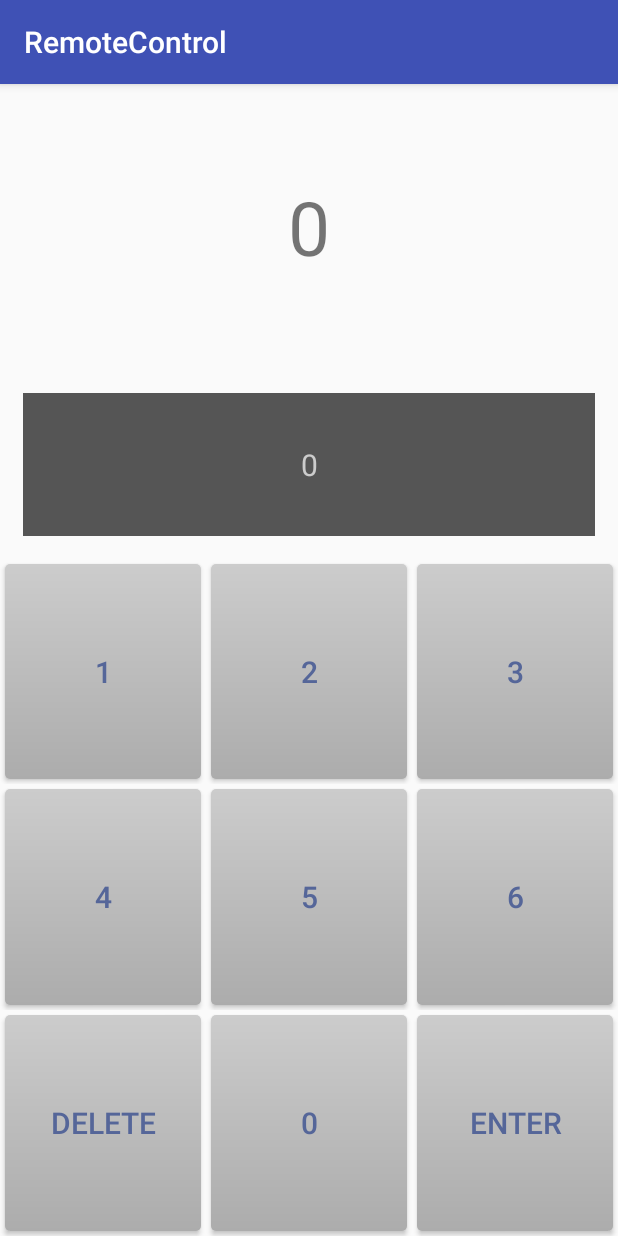
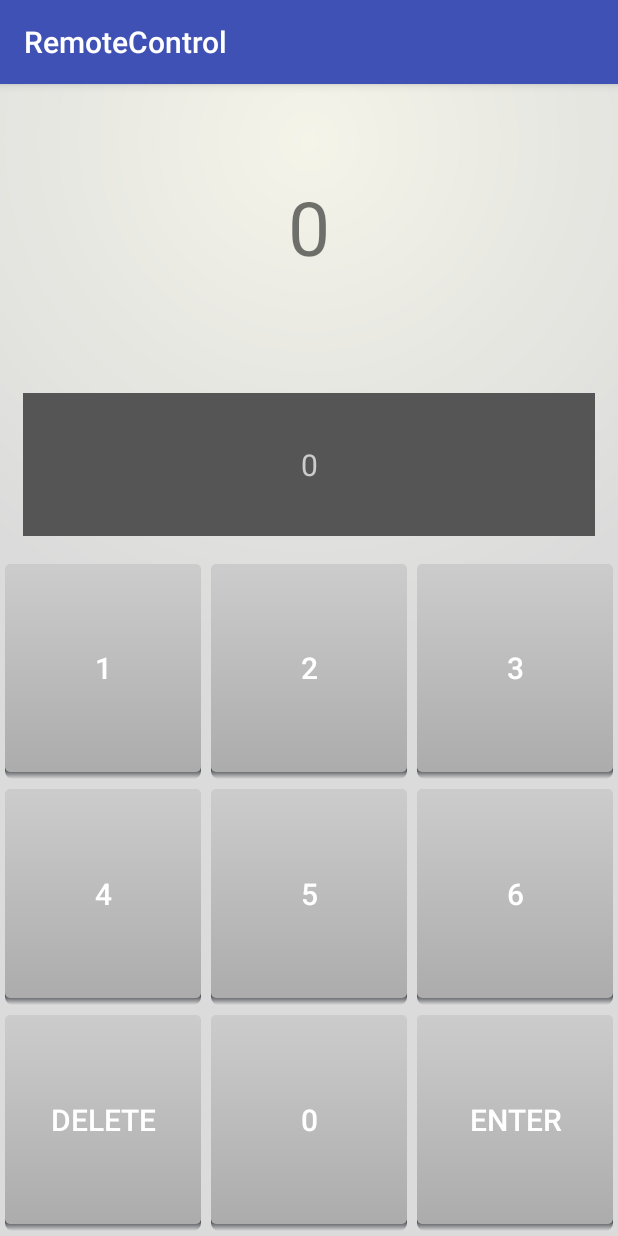
Before and after one commit to birdty/RemoteControl, an Android app: the screen it shows after launch (RemoteControlActivity), on a phone screen of 412 x 824 dp. Run offline under Robolectric (Android 15) with nearby library versions, the phone set to English and light mode, and no system bars.

Commit message:
o - added some drawables to the buttons

```diff
--- /dev/null
+++ b/app/src/main/res/drawable/button_shape.xml
@@ -0,0 +1,8 @@
+<?xml version="1.0" encoding="utf-8"?>
+<selector xmlns:android="http://schemas.android.com/apk/res/android">
+
+    <item android:drawable="@drawable/button_shape_normal" android:state_pressed="false" />
+
+    <item android:drawable="@drawable/button_shape_pressed" android:state_pressed="true" />
+
+</selector>
--- /dev/null
+++ b/app/src/main/res/drawable/button_shape_pressed.xml
@@ -0,0 +1,11 @@
+<?xml version="1.0" encoding="utf-8"?>
+<shape xmlns:android="http://schemas.android.com/apk/res/android" android:shape="rectangle">
+
+    <corners android:radius="3dp" />
+
+    <gradient
+        android:angle="270"
+        android:endColor="#cccccc"
+        android:startColor="#acacac" />
+
+</shape>
--- /dev/null
+++ b/app/src/main/res/drawable/button_shape_shadowed.xml
@@ -0,0 +1,25 @@
+<?xml version="1.0" encoding="utf-8"?>
+<layer-list xmlns:android="http://schemas.android.com/apk/res/android">
+
+    <item>
+
+        <shape android:shape="rectangle">
+
+            <corners android:radius="5dp" />
+
+            <gradient
+                android:angle="90"
+                android:centerColor="#303339"
+                android:centerY="0.05"
+                android:endColor="#000000"
+                android:startColor="#00000000" />
+        </shape>
+
+    </item>
+
+    <item>
+        <inset android:drawable="@drawable/button_shape"
+            android:insetBottom="5dp" />
+    </item>
+
+</layer-list>
--- /dev/null
+++ b/app/src/main/res/drawable/button_text_color.xml
@@ -0,0 +1,9 @@
+<?xml version="1.0" encoding="utf-8"?>
+<selector xmlns:android="http://schemas.android.com/apk/res/android">
+
+    <item android:state_pressed="false" android:color="#ffffff" />
+
+    <item android:state_pressed="true" android:color="#556699" />
+
+
+</selector>
--- /dev/null
+++ b/app/src/main/res/drawable/remote_background.xml
@@ -0,0 +1,11 @@
+<?xml version="1.0" encoding="utf-8"?>
+<shape xmlns:android="http://schemas.android.com/apk/res/android">
+
+    <gradient
+        android:centerY="0.05"
+        android:endColor="#dbdbdb"
+        android:gradientRadius="500"
+        android:startColor="#f4f4e9"
+        android:type="radial" />
+
+</shape>
--- a/app/src/main/res/layout/fragment_remote_control.xml
+++ b/app/src/main/res/layout/fragment_remote_control.xml
@@ -2,6 +2,7 @@
 <TableLayout xmlns:android="http://schemas.android.com/apk/res/android"
     android:id="@+id/fragment_remote_control_tablelayout"
     android:stretchColumns="*"
+    android:background="@drawable/remote_background"
     android:layout_width="match_parent"
     android:layout_height="match_parent">
 
--- a/app/src/main/res/values/styles.xml
+++ b/app/src/main/res/values/styles.xml
@@ -11,10 +11,10 @@
     <style name="RemoteButton">
         <item name="android:layout_width">0dp</item>
         <item name="android:layout_height">match_parent</item>
-        <item name="android:textColor">#556699</item>
+        <item name="android:textColor">@drawable/button_text_color</item>
         <item name="android:textSize">20dp</item>
         <item name="android:layout_margin">3dp</item>
-        <item name="android:background">@drawable/button_shape_normal</item>
+        <item name="android:background">@drawable/button_shape_shadowed</item>
     </style>
 
 </resources>
```
